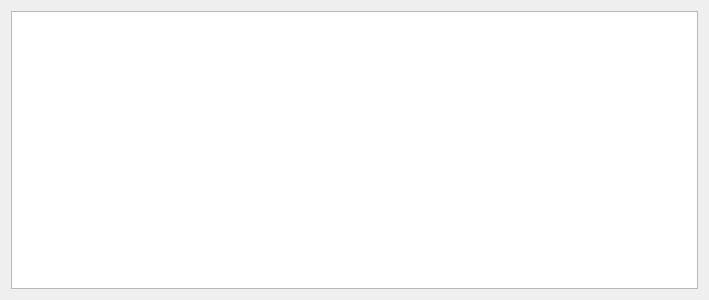
The window that src/fort/studio/widget/UserDataWidget.ui (formicidae-tracker/studio) describes before a commit, drawn with Qt 5.
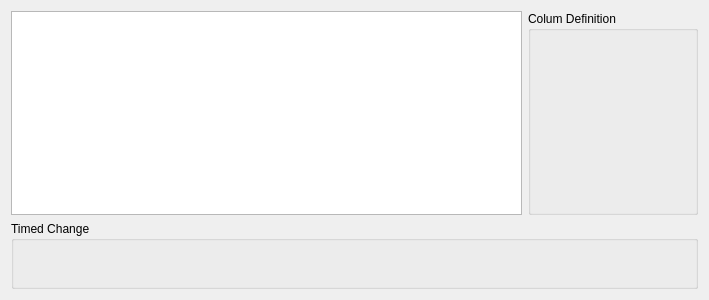
The same window after the commit. Custom widgets are drawn as their Qt base class.

Commit message: Implements Base value modification in UserDataWidget

What changed in the file:
```diff
--- a/src/fort/studio/widget/UserDataWidget.ui
+++ b/src/fort/studio/widget/UserDataWidget.ui
@@ -14,11 +14,60 @@
    <string>Form</string>
   </property>
   <layout class="QGridLayout" name="gridLayout">
+   <item row="0" column="1">
+    <widget class="QGroupBox" name="groupBox">
+     <property name="sizePolicy">
+      <sizepolicy hsizetype="Preferred" vsizetype="Preferred">
+       <horstretch>1</horstretch>
+       <verstretch>0</verstretch>
+      </sizepolicy>
+     </property>
+     <property name="title">
+      <string>Colum Definition</string>
+     </property>
+     <layout class="QVBoxLayout" name="verticalLayout">
+      <item>
+       <widget class="AntMetadataWidget" name="metadataEditor" native="true"/>
+      </item>
+     </layout>
+    </widget>
+   </item>
    <item row="0" column="0">
-    <widget class="QTableView" name="tableView"/>
+    <widget class="QTableView" name="tableView">
+     <property name="sizePolicy">
+      <sizepolicy hsizetype="Expanding" vsizetype="Expanding">
+       <horstretch>3</horstretch>
+       <verstretch>3</verstretch>
+      </sizepolicy>
+     </property>
+     <attribute name="verticalHeaderVisible">
+      <bool>false</bool>
+     </attribute>
+    </widget>
+   </item>
+   <item row="1" column="0" colspan="2">
+    <widget class="QGroupBox" name="groupBox_2">
+     <property name="sizePolicy">
+      <sizepolicy hsizetype="Preferred" vsizetype="Preferred">
+       <horstretch>0</horstretch>
+       <verstretch>1</verstretch>
+      </sizepolicy>
+     </property>
+     <property name="title">
+      <string>Timed Change</string>
+     </property>
+    </widget>
    </item>
   </layout>
  </widget>
+ <customwidgets>
+  <customwidget>
+   <class>AntMetadataWidget</class>
+   <extends>QWidget</extends>
+   <header location="global">fort/studio/widget/AntMetadataWidget.hpp</header>
+   <container>1</container>
+  </customwidget>
+ </customwidgets>
  <resources/>
  <connections/>
 </ui>
```
The commit also changes 9 other files.
